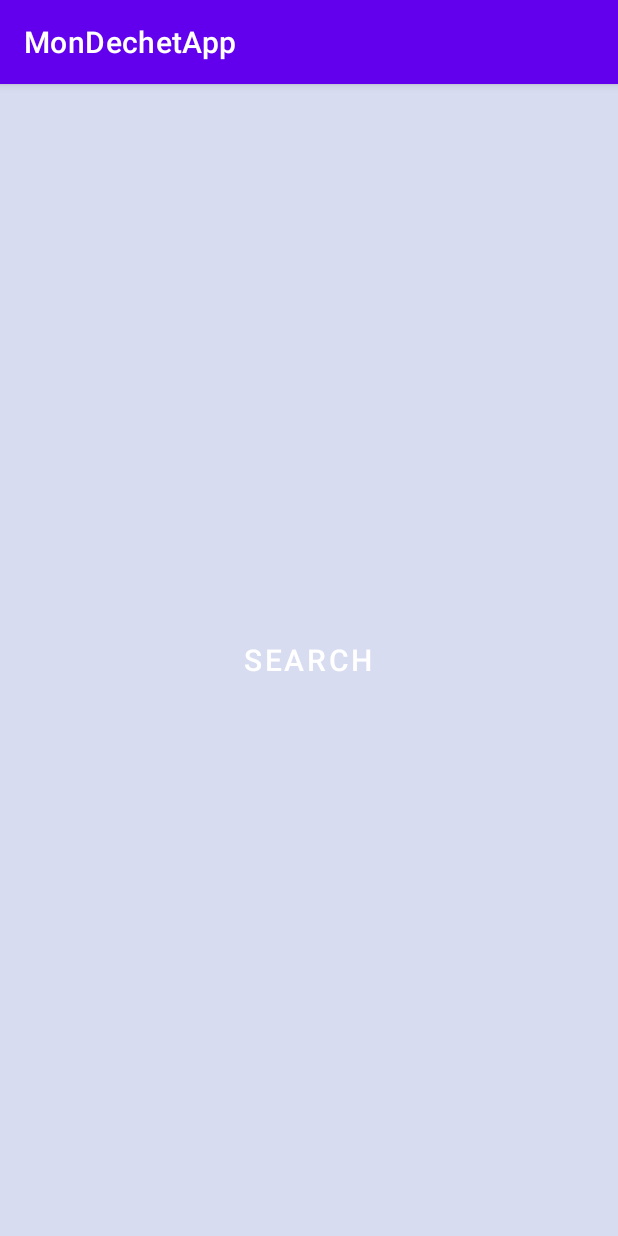
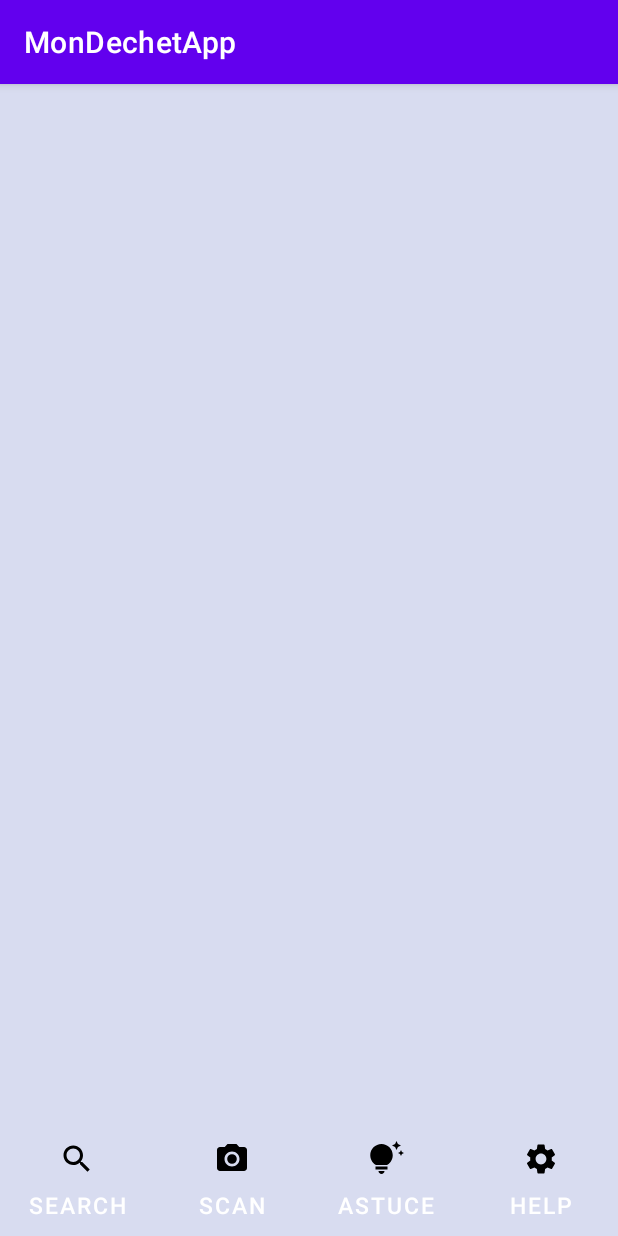
Before and after one commit to SuLois/MonDechetAPP, an Android app: the screen it shows after launch (MainActivity), after a tap on "SEARCH", on a phone screen of 412 x 824 dp. Run offline under Robolectric (Android 15) with nearby library versions, the phone set to English and light mode, and no system bars.

Commit message:
4 boutons cliquables implémentés

```diff
--- a/app/src/main/java/com/example/mondechetapp/MainActivity.java
+++ b/app/src/main/java/com/example/mondechetapp/MainActivity.java
@@ -6,7 +6,7 @@ import android.util.Log;
 import android.view.View;
 
 
-public class MainActivity extends AppCompatActivity implements SearchFragment.OnButtonClickedListener {
+public class MainActivity extends AppCompatActivity implements NavBarFragment.OnButtonClickedListener {
 
     @Override
     protected void onCreate(Bundle savedInstanceState) {
--- /dev/null
+++ b/app/src/main/java/com/example/mondechetapp/NavBarFragment.java
@@ -0,0 +1,59 @@
+package com.example.mondechetapp;
+
+import android.content.Context;
+import android.os.Bundle;
+
+import androidx.fragment.app.Fragment;
+
+import android.util.Log;
+import android.view.LayoutInflater;
+import android.view.View;
+import android.view.ViewGroup;
+
+public class NavBarFragment extends Fragment implements View.OnClickListener{
+
+    private OnButtonClickedListener searchCallback;
+    private OnButtonClickedListener scanCallback;
+    private OnButtonClickedListener astuceCallback;
+    private OnButtonClickedListener helpCallback;
+
+    public interface OnButtonClickedListener{
+        public void onButtonClicked(View view);
+    }
+
+    @Override
+    public View onCreateView(LayoutInflater inflater, ViewGroup container,
+                             Bundle savedInstanceState) {
+        // Inflate the layout for this fragment
+        View result = inflater.inflate(R.layout.fragment_navbar, container, false);
+        result.findViewById(R.id.search_button).setOnClickListener(this);
+        result.findViewById(R.id.scan_button).setOnClickListener(this);
+        result.findViewById(R.id.astuce_button).setOnClickListener(this);
+        result.findViewById(R.id.help_button).setOnClickListener(this);
+
+        return result;
+    }
+
+    @Override
+    public void onAttach(Context context){
+        super.onAttach(context);
+
+        this.createCallbackToParentActivity();
+    }
+
+    private void createCallbackToParentActivity() {
+        try {
+            searchCallback = (OnButtonClickedListener) getActivity();
+            scanCallback = (OnButtonClickedListener) getActivity();
+            astuceCallback = (OnButtonClickedListener) getActivity();
+            helpCallback = (OnButtonClickedListener) getActivity();
+        }catch (ClassCastException e){
+            throw new ClassCastException(e.toString()+ " must implement OnButtonClickedListener");
+        }
+    }
+
+    @Override
+    public void onClick(View v){
+        Log.e(getClass().getSimpleName(),"Button clicked !");
+    }
+}
--- a/app/src/main/java/com/example/mondechetapp/SearchFragment.java
+++ b/app/src/main/java/com/example/mondechetapp/SearchFragment.java
@@ -1,50 +1,64 @@
 package com.example.mondechetapp;
 
-import android.content.Context;
 import android.os.Bundle;
 
 import androidx.fragment.app.Fragment;
 
-import android.util.Log;
 import android.view.LayoutInflater;
 import android.view.View;
 import android.view.ViewGroup;
 
-public class SearchFragment extends Fragment implements View.OnClickListener{
+/**
+ * A simple {@link Fragment} subclass.
+ * Use the {@link SearchFragment#newInstance} factory method to
+ * create an instance of this fragment.
+ */
+public class SearchFragment extends Fragment {
 
-    private OnButtonClickedListener mCallback;
+    // TODO: Rename parameter arguments, choose names that match
+    // the fragment initialization parameters, e.g. ARG_ITEM_NUMBER
+    private static final String ARG_PARAM1 = "param1";
+    private static final String ARG_PARAM2 = "param2";
 
-    public interface OnButtonClickedListener{
-        public void onButtonClicked(View view);
+    // TODO: Rename and change types of parameters
+    private String mParam1;
+    private String mParam2;
+
+    public SearchFragment() {
+        // Required empty public constructor
+    }
+
+    /**
+     * Use this factory method to create a new instance of
+     * this fragment using the provided parameters.
+     *
+     * @param param1 Parameter 1.
+     * @param param2 Parameter 2.
+     * @return A new instance of fragment SearchFragment.
+     */
+    // TODO: Rename and change types and number of parameters
+    public static SearchFragment newInstance(String param1, String param2) {
+        SearchFragment fragment = new SearchFragment();
+        Bundle args = new Bundle();
+        args.putString(ARG_PARAM1, param1);
+        args.putString(ARG_PARAM2, param2);
+        fragment.setArguments(args);
+        return fragment;
+    }
+
+    @Override
+    public void onCreate(Bundle savedInstanceState) {
+        super.onCreate(savedInstanceState);
+        if (getArguments() != null) {
+            mParam1 = getArguments().getString(ARG_PARAM1);
+            mParam2 = getArguments().getString(ARG_PARAM2);
+        }
     }
 
     @Override
     public View onCreateView(LayoutInflater inflater, ViewGroup container,
                              Bundle savedInstanceState) {
         // Inflate the layout for this fragment
-        View result = inflater.inflate(R.layout.fragment_search, container, false);
-        result.findViewById(R.id.search_button).setOnClickListener(this);
-
-        return result;
-    }
-
-    @Override
-    public void onAttach(Context context){
-        super.onAttach(context);
-
-        this.createCallbackToParentActivity();
-    }
-
-    private void createCallbackToParentActivity() {
-        try {
-            mCallback = (OnButtonClickedListener) getActivity();
-        }catch (ClassCastException e){
-            throw new ClassCastException(e.toString()+ " must implement OnButtonClickedListener");
-        }
-    }
-
-    @Override
-    public void onClick(View v){
-        Log.e(getClass().getSimpleName(),"Button clicked !");
+        return inflater.inflate(R.layout.fragment_search, container, false);
     }
 }
--- a/app/src/main/res/layout/activity_main.xml
+++ b/app/src/main/res/layout/activity_main.xml
@@ -7,4 +7,4 @@
         android:layout_width="match_parent"
         android:layout_height="match_parent"
         xmlns:android="http://schemas.android.com/apk/res/android"
-        android:name="com.example.mondechetapp.SearchFragment"/>
+        android:name="com.example.mondechetapp.NavBarFragment"/>
--- /dev/null
+++ b/app/src/main/res/layout/fragment_navbar.xml
@@ -0,0 +1,60 @@
+<?xml version="1.0" encoding="utf-8"?>
+<androidx.constraintlayout.widget.ConstraintLayout xmlns:android="http://schemas.android.com/apk/res/android"
+    xmlns:app="http://schemas.android.com/apk/res-auto"
+    xmlns:tools="http://schemas.android.com/tools"
+    android:layout_width="match_parent"
+    android:layout_height="match_parent"
+    android:background="#D8DCF0"
+    android:gravity="center"
+    tools:context=".NavBarFragment">
+
+    <Button
+        android:id="@+id/search_button"
+        android:layout_width="0dp"
+        android:layout_height="wrap_content"
+        android:background="#00000000"
+        android:drawableTop="@drawable/ic_baseline_search_24"
+        android:text="Search"
+        android:textSize="15sp"
+        app:layout_constraintBottom_toBottomOf="parent"
+        app:layout_constraintEnd_toStartOf="@+id/scan_button"
+        app:layout_constraintStart_toStartOf="parent"
+        tools:ignore="MissingConstraints" />
+
+    <Button
+        android:id="@+id/scan_button"
+        android:layout_width="0dp"
+        android:layout_height="wrap_content"
+        android:background="#00000000"
+        android:drawableTop="@drawable/ic_baseline_photo_camera_24"
+        android:text="Scan"
+        android:textSize="15sp"
+        app:layout_constraintBottom_toBottomOf="parent"
+        app:layout_constraintEnd_toStartOf="@+id/astuce_button"
+        app:layout_constraintStart_toEndOf="@+id/search_button" />
+
+    <Button
+        android:id="@+id/astuce_button"
+        android:layout_width="0dp"
+        android:layout_height="wrap_content"
+        android:background="#00000000"
+        android:drawableTop="@drawable/ic_baseline_tips_and_updates_24"
+        android:text="Astuce"
+        android:textSize="15sp"
+        app:layout_constraintBottom_toBottomOf="parent"
+        app:layout_constraintEnd_toStartOf="@+id/help_button"
+        app:layout_constraintStart_toEndOf="@+id/scan_button" />
+
+    <Button
+        android:id="@+id/help_button"
+        android:layout_width="0dp"
+        android:layout_height="wrap_content"
+        android:background="#00000000"
+        android:drawableTop="@drawable/ic_baseline_settings_24"
+        android:text="Help"
+        android:textSize="15sp"
+        app:layout_constraintBottom_toBottomOf="parent"
+        app:layout_constraintEnd_toEndOf="parent"
+        app:layout_constraintStart_toEndOf="@+id/astuce_button" />
+
+</androidx.constraintlayout.widget.ConstraintLayout>
--- a/app/src/main/res/layout/fragment_search.xml
+++ b/app/src/main/res/layout/fragment_search.xml
@@ -1,19 +1,17 @@
 <?xml version="1.0" encoding="utf-8"?>
-<LinearLayout xmlns:android="http://schemas.android.com/apk/res/android"
+<androidx.constraintlayout.widget.ConstraintLayout
+    xmlns:android="http://schemas.android.com/apk/res/android"
+    xmlns:app="http://schemas.android.com/apk/res-auto"
     xmlns:tools="http://schemas.android.com/tools"
     android:layout_width="match_parent"
-    android:layout_height="match_parent"
-    android:gravity="center"
-    tools:context=".SearchFragment"
-    android:background="#D8DCF0">
+    android:layout_height="770dp"
+    android:background="#F44336"
+    tools:context=".SearchFragment">
 
     <!-- TODO: Update blank fragment layout -->
-    <Button
-        android:id="@+id/search_button"
-        android:layout_width="wrap_content"
-        android:layout_height="wrap_content"
-        android:text="Search"
-        android:background="#00000000"
-        android:textSize="20sp" />
+    <TextView
+        android:layout_width="match_parent"
+        android:layout_height="match_parent"
+        android:text="@string/hello_blank_fragment" />
 
-</LinearLayout>
+</androidx.constraintlayout.widget.ConstraintLayout>
```
